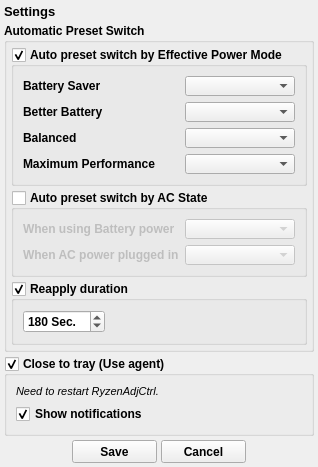
Above: CtrlSettingsForm.ui from xodj/RyzenAdjCtrl before the change. Below: the same form after it.
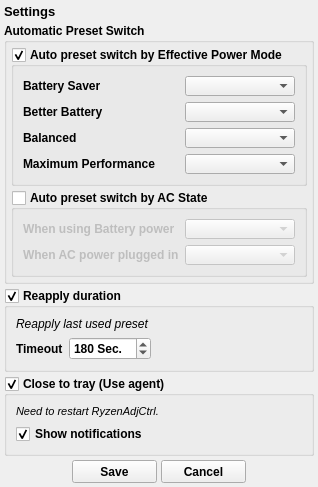
That is the form after the change.

Patch:
```diff
--- a/CtrlSettingsForm.ui
+++ b/CtrlSettingsForm.ui
@@ -7,7 +7,7 @@
     <x>0</x>
     <y>0</y>
     <width>303</width>
-    <height>432</height>
+    <height>451</height>
    </rect>
   </property>
   <property name="sizePolicy">
@@ -382,6 +382,9 @@
         </layout>
        </widget>
       </item>
+     </layout>
+    </widget>
+   </item>
       <item>
        <widget class="QGroupBox" name="reapplyDurationGroupBox">
         <property name="font">
@@ -394,17 +397,35 @@
          <string>Reapply duration</string>
         </property>
         <property name="flat">
-         <bool>true</bool>
+      <bool>false</bool>
         </property>
         <property name="checkable">
          <bool>true</bool>
         </property>
         <layout class="QVBoxLayout" name="verticalLayout_2">
+      <item>
+       <widget class="QLabel" name="label">
+        <property name="font">
+         <font>
+          <weight>50</weight>
+          <italic>true</italic>
+          <bold>false</bold>
+         </font>
+        </property>
+        <property name="text">
+         <string>Reapply last used preset</string>
+        </property>
+       </widget>
+      </item>
          <item>
           <layout class="QHBoxLayout" name="horizontalLayout_2">
-           <property name="spacing">
-            <number>0</number>
-           </property>
+        <item>
+         <widget class="QLabel" name="label_10">
+          <property name="text">
+           <string>Timeout</string>
+          </property>
+         </widget>
+        </item>
            <item>
             <widget class="QSpinBox" name="reapplyDurationSpinBox">
              <property name="suffix">
@@ -438,9 +459,6 @@
             </spacer>
            </item>
           </layout>
-         </item>
-        </layout>
-       </widget>
       </item>
      </layout>
     </widget>
```
Lines whose indentation alone changed are shown as unchanged.
